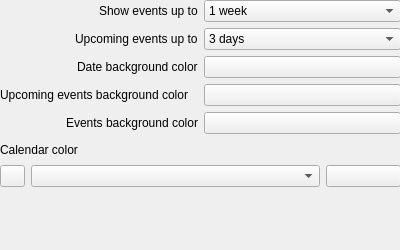
Qt form calendar/src/agendaconfig.ui (KDE/akonadi-google-applets) before a commit.
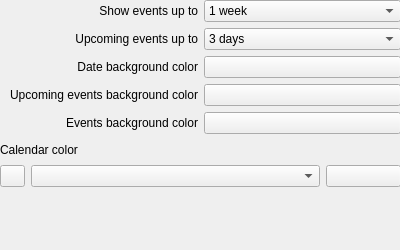
The same form after that commit. Custom widgets are drawn as their Qt base class.

Diff of the .ui file:
```diff
--- a/calendar/src/agendaconfig.ui
+++ b/calendar/src/agendaconfig.ui
@@ -26,11 +26,14 @@
     </rect>
    </property>
    <layout class="QGridLayout" name="gridLayout">
-    <item row="0" column="0" alignment="Qt::AlignRight">
+    <item row="0" column="0">
      <widget class="QLabel" name="label">
       <property name="text">
        <string>Show events up to</string>
       </property>
+      <property name="alignment">
+       <set>Qt::AlignRight|Qt::AlignTrailing|Qt::AlignVCenter</set>
+      </property>
      </widget>
     </item>
     <item row="0" column="1">
@@ -68,11 +71,14 @@
       </property>
      </widget>
     </item>
-    <item row="2" column="0" alignment="Qt::AlignRight">
+    <item row="2" column="0">
      <widget class="QLabel" name="label_2">
       <property name="text">
        <string>Date background color</string>
       </property>
+      <property name="alignment">
+       <set>Qt::AlignRight|Qt::AlignTrailing|Qt::AlignVCenter</set>
+      </property>
      </widget>
     </item>
     <item row="3" column="1">
@@ -83,6 +89,9 @@
       <property name="text">
        <string>Upcoming events background color</string>
       </property>
+      <property name="alignment">
+       <set>Qt::AlignRight|Qt::AlignTrailing|Qt::AlignVCenter</set>
+      </property>
      </widget>
     </item>
     <item row="1" column="1">
@@ -147,18 +156,24 @@
       </item>
      </widget>
     </item>
-    <item row="1" column="0" alignment="Qt::AlignRight">
+    <item row="1" column="0">
      <widget class="QLabel" name="label_5">
       <property name="text">
        <string>Upcoming events up to</string>
       </property>
+      <property name="alignment">
+       <set>Qt::AlignRight|Qt::AlignTrailing|Qt::AlignVCenter</set>
+      </property>
      </widget>
     </item>
-    <item row="4" column="0" alignment="Qt::AlignRight">
+    <item row="4" column="0">
      <widget class="QLabel" name="label_6">
       <property name="text">
        <string>Events background color</string>
       </property>
+      <property name="alignment">
+       <set>Qt::AlignRight|Qt::AlignTrailing|Qt::AlignVCenter</set>
+      </property>
      </widget>
     </item>
     <item row="4" column="1">
@@ -176,7 +191,7 @@
     </rect>
    </property>
    <layout class="QVBoxLayout" name="verticalLayout">
-    <item alignment="Qt::AlignLeft">
+    <item>
      <widget class="QLabel" name="label_3">
       <property name="text">
        <string>Calendar color</string>
```
